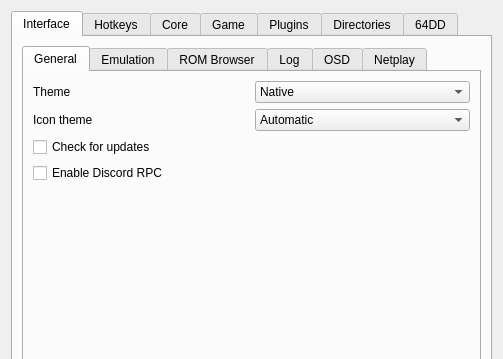
The window that Source/RMG/UserInterface/Dialog/SettingsDialog.ui (MarioPartyNetplay/Mupen-MPN) describes before a commit, drawn with Qt 5; both pictures show x 0 to 503 and y 0 to 359 of the 503 by 668 pixel window.
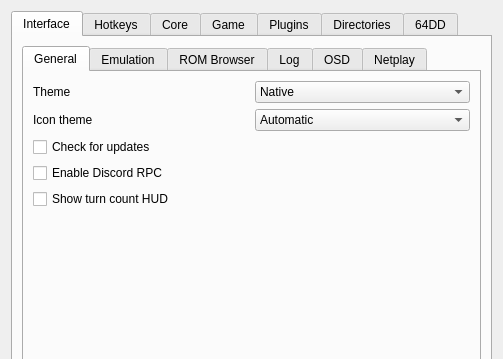
The same window after the commit. Icons and pictures are not drawn. Custom widgets are drawn as their Qt base class.

Patch:
```diff
--- a/Source/RMG/UserInterface/Dialog/SettingsDialog.ui
+++ b/Source/RMG/UserInterface/Dialog/SettingsDialog.ui
@@ -130,6 +130,13 @@
                  </property>
                 </widget>
                </item>
+               <item>
+                <widget class="QCheckBox" name="turnCountHudCheckBox">
+                 <property name="text">
+                  <string>Show turn count HUD</string>
+                 </property>
+                </widget>
+               </item>
                <item>
                 <spacer name="verticalSpacer_6">
                  <property name="orientation">
```
Left out of the diff: 7 changed lines with no effect on the pictures.
